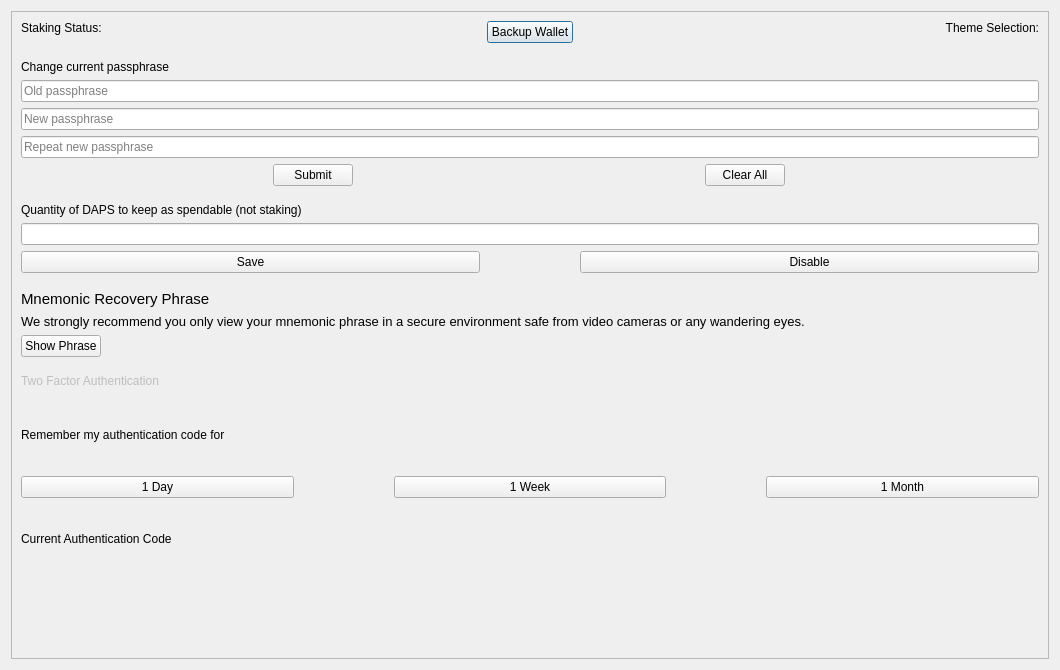
This is src/qt/forms/optionspage.ui in nashsclay/DAPSCoin as Qt 5 draws it before an edit. The edited form follows.
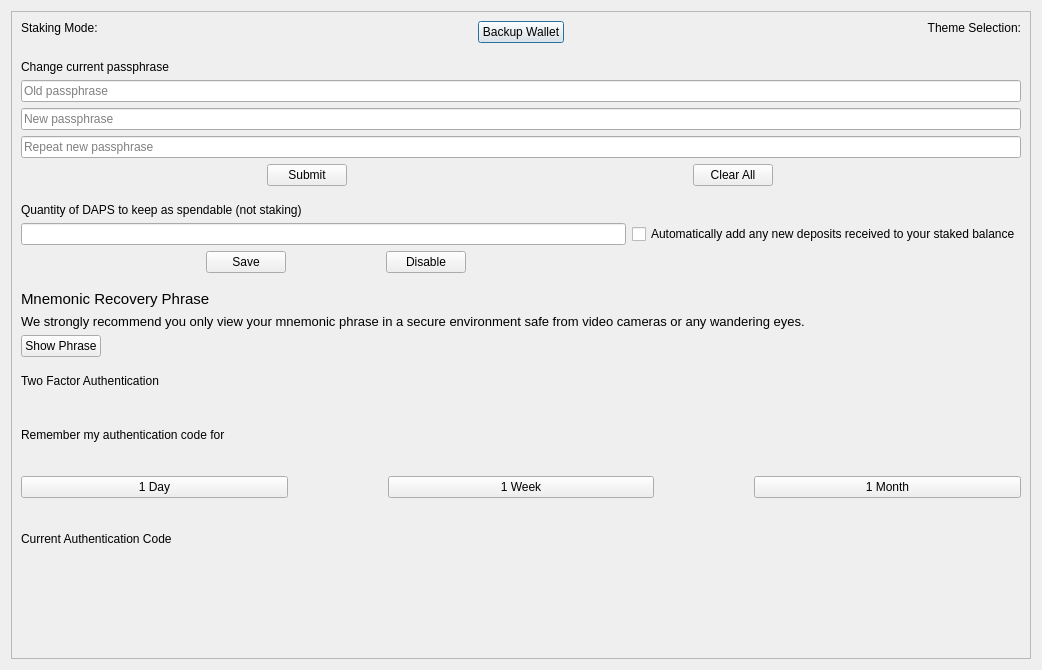
This is the edited form. Custom widgets are drawn as their Qt base class.

Patch:
```diff
--- a/src/qt/forms/optionspage.ui
+++ b/src/qt/forms/optionspage.ui
@@ -6,7 +6,7 @@
    <rect>
     <x>0</x>
     <y>0</y>
-    <width>1060</width>
+    <width>1042</width>
     <height>670</height>
    </rect>
   </property>
@@ -33,7 +33,7 @@
        <rect>
         <x>0</x>
         <y>0</y>
-        <width>1040</width>
+        <width>1022</width>
         <height>650</height>
        </rect>
       </property>
@@ -54,7 +54,7 @@
               </sizepolicy>
              </property>
              <property name="text">
-              <string>Staking Status:</string>
+              <string>Staking Mode:</string>
              </property>
             </widget>
            </item>
@@ -89,7 +89,7 @@
           </layout>
          </item>
          <item>
-          <layout class="QVBoxLayout" name="verticalLayout_3">
+          <layout class="QVBoxLayout" name="backupWalletLayout">
            <item alignment="Qt::AlignHCenter">
             <widget class="QPushButton" name="pushButtonBackup">
              <property name="sizePolicy">
@@ -184,6 +184,8 @@
         </widget>
        </item>
        <item>
+        <layout class="QVBoxLayout" name="changePassphraseLayout">
+         <item>
         <widget class="QLabel" name="labelPassword">
          <property name="sizePolicy">
           <sizepolicy hsizetype="Preferred" vsizetype="Maximum">
@@ -262,6 +264,8 @@
          </item>
         </layout>
        </item>
+        </layout>
+       </item>
        <item>
         <widget class="QLabel" name="line_2">
          <property name="minimumSize">
@@ -285,6 +289,11 @@
         </widget>
        </item>
        <item>
+        <layout class="QVBoxLayout" name="reserveLayout">
+         <property name="sizeConstraint">
+          <enum>QLayout::SetDefaultConstraint</enum>
+         </property>
+         <item>
         <widget class="QLabel" name="label_2">
          <property name="sizePolicy">
           <sizepolicy hsizetype="Preferred" vsizetype="Maximum">
@@ -298,9 +307,23 @@
         </widget>
        </item>
        <item>
+          <layout class="QHBoxLayout" name="horizontalLayout_6">
+           <item>
         <widget class="QLineEdit" name="lineEditWithhold"/>
        </item>
        <item>
+            <widget class="QCheckBox" name="addNewFunds">
+             <property name="toolTip">
+              <string>This may incur a small transaction consolidation fee each time you re-enable staking or restart the keychain wallet.</string>
+             </property>
+             <property name="text">
+              <string>Automatically add any new deposits received to your staked balance</string>
+             </property>
+            </widget>
+           </item>
+          </layout>
+         </item>
+         <item>
         <layout class="QHBoxLayout" name="horizontalLayout_4">
          <property name="spacing">
           <number>100</number>
@@ -308,11 +331,30 @@
          <property name="leftMargin">
           <number>0</number>
          </property>
+           <item>
+            <spacer name="horizontalSpacer_3">
+             <property name="orientation">
+              <enum>Qt::Horizontal</enum>
+             </property>
+             <property name="sizeHint" stdset="0">
+              <size>
+               <width>40</width>
+               <height>20</height>
+              </size>
+             </property>
+            </spacer>
+           </item>
          <item>
           <widget class="QPushButton" name="pushButtonSave">
            <property name="enabled">
             <bool>true</bool>
            </property>
+             <property name="sizePolicy">
+              <sizepolicy hsizetype="Maximum" vsizetype="Maximum">
+               <horstretch>0</horstretch>
+               <verstretch>0</verstretch>
+              </sizepolicy>
+             </property>
            <property name="text">
             <string>Save</string>
            </property>
@@ -325,6 +367,47 @@
            </property>
           </widget>
          </item>
+           <item>
+            <spacer name="horizontalSpacer_4">
+             <property name="orientation">
+              <enum>Qt::Horizontal</enum>
+             </property>
+             <property name="sizeHint" stdset="0">
+              <size>
+               <width>40</width>
+               <height>20</height>
+              </size>
+             </property>
+            </spacer>
+           </item>
+           <item>
+            <spacer name="horizontalSpacer">
+             <property name="orientation">
+              <enum>Qt::Horizontal</enum>
+             </property>
+             <property name="sizeHint" stdset="0">
+              <size>
+               <width>40</width>
+               <height>20</height>
+              </size>
+             </property>
+            </spacer>
+           </item>
+           <item>
+            <spacer name="horizontalSpacer_2">
+             <property name="orientation">
+              <enum>Qt::Horizontal</enum>
+             </property>
+             <property name="sizeHint" stdset="0">
+              <size>
+               <width>40</width>
+               <height>20</height>
+              </size>
+             </property>
+            </spacer>
+           </item>
+          </layout>
+         </item>
         </layout>
        </item>
        <item>
@@ -358,6 +441,8 @@
         </widget>
        </item>
        <item>
+        <layout class="QVBoxLayout" name="verticalLayout_3">
+         <item>
         <widget class="QLabel" name="labelMneumonicRecovery">
          <property name="enabled">
           <bool>true</bool>
@@ -421,6 +506,8 @@
          </property>
         </widget>
        </item>
+        </layout>
+       </item>
        <item>
         <widget class="QLabel" name="line_4">
          <property name="enabled">
@@ -441,9 +528,11 @@
         </widget>
        </item>
        <item>
+        <layout class="QVBoxLayout" name="twoFALayout">
+         <item>
         <widget class="QLabel" name="label">
          <property name="enabled">
-          <bool>false</bool>
+            <bool>true</bool>
          </property>
          <property name="sizePolicy">
           <sizepolicy hsizetype="Maximum" vsizetype="Maximum">
@@ -524,7 +613,7 @@
         </widget>
        </item>
        <item>
-        <layout class="QHBoxLayout" name="horizontalLayout_2" stretch="1,1,1,1,1,1,20">
+          <layout class="QHBoxLayout" name="horizontalLayout_2" stretch="1,1,1,1,1,1">
          <item>
           <widget class="QLabel" name="code_1">
            <property name="text">
@@ -585,12 +674,7 @@
            </property>
           </widget>
          </item>
-         <item>
-          <widget class="QLabel" name="label_5">
-           <property name="text">
-            <string/>
-           </property>
-          </widget>
+          </layout>
          </item>
         </layout>
        </item>
```
Left out of the diff: 7 changed lines with no effect on the pictures. Lines whose indentation alone changed are shown as unchanged.
